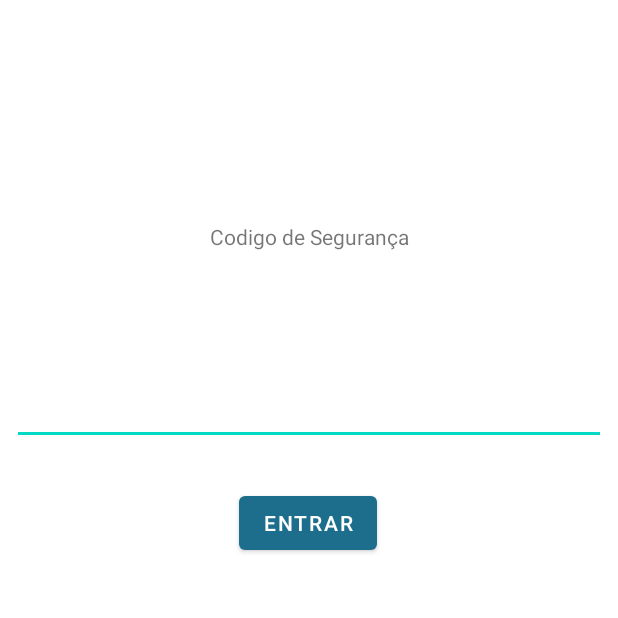
After one commit to BlicBoy/AppHighMountain, an Android app: the CodeActivity screen opened directly, with no data from a screen before it, on a phone screen of 412 x 824 dp, the top half of it. The commit adds this screen. Run offline under Robolectric (Android 15) with nearby library versions, the phone set to English and light mode, and no system bars.

Commit message:
Code dont work

```diff
--- a/app/src/main/AndroidManifest.xml
+++ b/app/src/main/AndroidManifest.xml
@@ -3,16 +3,17 @@
     xmlns:tools="http://schemas.android.com/tools"
     package="com.example.highmountain">
 
-    //camera
-    <uses-feature android:name="android.hardware.camera"
+    <uses-feature
+        android:name="android.hardware.camera"
         android:required="true" />
+
     <uses-permission android:name="android.permission.READ_EXTERNAL_STORAGE" />
     <uses-permission android:name="android.permission.WRITE_EXTERNAL_STORAGE" />
 
-    <uses-feature android:name="android.hardware.camera" android:required="true" />
+    <uses-feature
+        android:name="android.hardware.camera"
+        android:required="true" />
     <uses-feature android:name="android.hardware.camera.autofocus" />
-
-
 
     <application
         android:allowBackup="true"
@@ -33,10 +34,14 @@
             android:grantUriPermissions="true">
             <meta-data
                 android:name="android.support.FILE_PROVIDER_PATHS"
-                android:resource="@xml/file_paths"></meta-data>
+                android:resource="@xml/file_paths" />
         </provider>
+
         <activity
             android:name=".MainActivity"
+            android:exported="true" />
+        <activity
+            android:name=".CodeActivity"
             android:exported="true" />
         <activity
             android:name=".LoginActivity"
--- /dev/null
+++ b/app/src/main/java/com/example/highmountain/CodeActivity.kt
@@ -0,0 +1,41 @@
+package com.example.highmountain
+
+import android.content.Intent
+
+import androidx.appcompat.app.AppCompatActivity
+import android.os.Bundle
+import android.widget.Toast
+
+
+import com.example.highmountain.databinding.ActivityCodeBinding
+
+
+import com.example.highmountain.ui.PREF_CODE
+
+
+
+class CodeActivity : AppCompatActivity() {
+
+    lateinit var binding : ActivityCodeBinding
+
+    override fun onCreate(savedInstanceState: Bundle?) {
+        super.onCreate(savedInstanceState)
+        setContentView(R.layout.activity_code)
+
+        binding = ActivityCodeBinding.inflate(layoutInflater)
+        supportActionBar?.hide()
+        setContentView(binding.root)
+
+        binding.buttonEntrar.setOnClickListener {
+          if (PREF_CODE == binding.editTextNumberPasswordInicio.text.toString()){
+              //startActivity(Intent(this@CodeActivity,MainActivity::class.java))
+             Toast.makeText(baseContext, PREF_CODE,Toast.LENGTH_LONG).show()
+          }else{
+              Toast.makeText(baseContext, PREF_CODE,Toast.LENGTH_LONG).show()
+          }
+
+
+
+        }
+    }
+}
--- a/app/src/main/java/com/example/highmountain/LoginActivity.kt
+++ b/app/src/main/java/com/example/highmountain/LoginActivity.kt
@@ -56,8 +56,6 @@ class LoginActivity : AppCompatActivity() {
             }
 
         }
-
-
     }
 
     companion object{
--- a/app/src/main/java/com/example/highmountain/ui/notifications/CodeFragment.kt
+++ b/app/src/main/java/com/example/highmountain/ui/notifications/CodeFragment.kt
@@ -36,12 +36,12 @@ class CodeFragment : Fragment() {
             PREF_CODE = binding.editTextCode.text.toString()
             Toast.makeText(requireContext(), "Codigo Registrado com Sucesso!", Toast.LENGTH_LONG).show()
         }
+        binding.btLimparCodigo.setOnClickListener {
+          //  PREF_CODE = null.toString()
+          //  Toast.makeText(requireContext(), "Codigo Limpo com Sucesso!", Toast.LENGTH_LONG).show()
 
-        binding.button.setOnClickListener {
-            Toast.makeText(requireContext(), PREF_CODE, Toast.LENGTH_LONG).show()
+             Toast.makeText(requireContext(), PREF_CODE, Toast.LENGTH_LONG).show()
         }
-
-
     }
 
 
--- /dev/null
+++ b/app/src/main/res/layout/activity_code.xml
@@ -0,0 +1,48 @@
+<?xml version="1.0" encoding="utf-8"?>
+<androidx.constraintlayout.widget.ConstraintLayout xmlns:android="http://schemas.android.com/apk/res/android"
+    xmlns:app="http://schemas.android.com/apk/res-auto"
+    xmlns:tools="http://schemas.android.com/tools"
+    android:layout_width="match_parent"
+    android:layout_height="match_parent"
+    tools:context=".CodeActivity">
+
+    <EditText
+        android:id="@+id/editTextNumberPasswordInicio"
+        android:layout_width="0dp"
+        android:layout_height="wrap_content"
+        android:layout_marginStart="8dp"
+        android:layout_marginTop="84dp"
+        android:layout_marginEnd="8dp"
+        android:ems="10"
+        android:inputType="numberPassword"
+        android:textAlignment="center"
+        app:layout_constraintEnd_toEndOf="parent"
+        app:layout_constraintHorizontal_bias="0.0"
+        app:layout_constraintStart_toStartOf="parent"
+        app:layout_constraintTop_toBottomOf="@+id/textView" />
+
+    <TextView
+        android:id="@+id/textView"
+        android:layout_width="wrap_content"
+        android:layout_height="wrap_content"
+        android:layout_marginStart="177dp"
+        android:layout_marginTop="148dp"
+        android:layout_marginEnd="176dp"
+        android:text="Codigo de Segurança"
+        app:layout_constraintEnd_toEndOf="parent"
+        app:layout_constraintHorizontal_bias="0.513"
+        app:layout_constraintStart_toStartOf="parent"
+        app:layout_constraintTop_toTopOf="parent" />
+
+    <Button
+        android:id="@+id/buttonEntrar"
+        android:layout_width="wrap_content"
+        android:layout_height="wrap_content"
+        android:layout_marginTop="28dp"
+        android:text="Entrar"
+        app:layout_constraintEnd_toEndOf="parent"
+        app:layout_constraintHorizontal_bias="0.498"
+        app:layout_constraintStart_toStartOf="parent"
+        app:layout_constraintTop_toBottomOf="@+id/editTextNumberPasswordInicio" />
+
+</androidx.constraintlayout.widget.ConstraintLayout>
--- a/app/src/main/res/layout/fragment_code.xml
+++ b/app/src/main/res/layout/fragment_code.xml
@@ -45,11 +45,11 @@
        app:layout_constraintTop_toBottomOf="@+id/editTextCode" />
 
    <Button
-       android:id="@+id/button"
+       android:id="@+id/btLimparCodigo"
        android:layout_width="wrap_content"
        android:layout_height="wrap_content"
        android:layout_marginTop="36dp"
-       android:text="Button"
+       android:text="Limpar Codigo"
        app:layout_constraintEnd_toEndOf="parent"
        app:layout_constraintStart_toStartOf="parent"
        app:layout_constraintTop_toBottomOf="@+id/buttonGuardarCode" />
```
Also changed, not shown: app/src/main/java/com/example/highmountain/SplashActivity.kt (+3 -4 lines).
